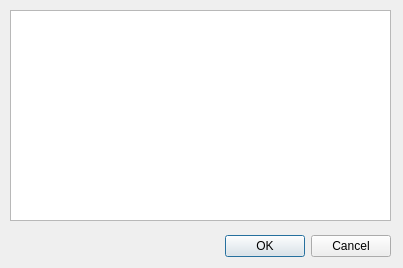
Qt form DIALOGS/FILTER_SETTINGS/maskdialog.ui (iamantony/FFilter) before a commit.
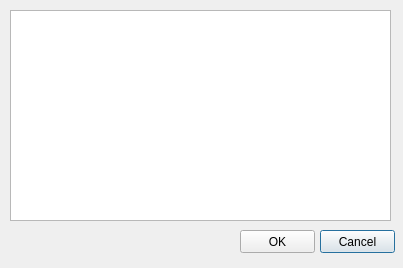
The same form after that commit.

What changed in the file:
```diff
--- a/DIALOGS/FILTER_SETTINGS/maskdialog.ui
+++ b/DIALOGS/FILTER_SETTINGS/maskdialog.ui
@@ -13,22 +13,6 @@
   <property name="windowTitle">
    <string>Mask settings</string>
   </property>
-  <widget class="QDialogButtonBox" name="buttonBox">
-   <property name="geometry">
-    <rect>
-     <x>50</x>
-     <y>230</y>
-     <width>341</width>
-     <height>32</height>
-    </rect>
-   </property>
-   <property name="orientation">
-    <enum>Qt::Horizontal</enum>
-   </property>
-   <property name="standardButtons">
-    <set>QDialogButtonBox::Cancel|QDialogButtonBox::Ok</set>
-   </property>
-  </widget>
   <widget class="QTableWidget" name="maskTable">
    <property name="geometry">
     <rect>
@@ -69,6 +53,32 @@
     <number>15</number>
    </attribute>
   </widget>
+  <widget class="QPushButton" name="cancelBtn">
+   <property name="geometry">
+    <rect>
+     <x>320</x>
+     <y>230</y>
+     <width>75</width>
+     <height>23</height>
+    </rect>
+   </property>
+   <property name="text">
+    <string>Cancel</string>
+   </property>
+  </widget>
+  <widget class="QPushButton" name="okBtn">
+   <property name="geometry">
+    <rect>
+     <x>240</x>
+     <y>230</y>
+     <width>75</width>
+     <height>23</height>
+    </rect>
+   </property>
+   <property name="text">
+    <string>OK</string>
+   </property>
+  </widget>
  </widget>
  <resources/>
  <connections>
```
Left out of the diff: 35 changed lines with no effect on the pictures.
